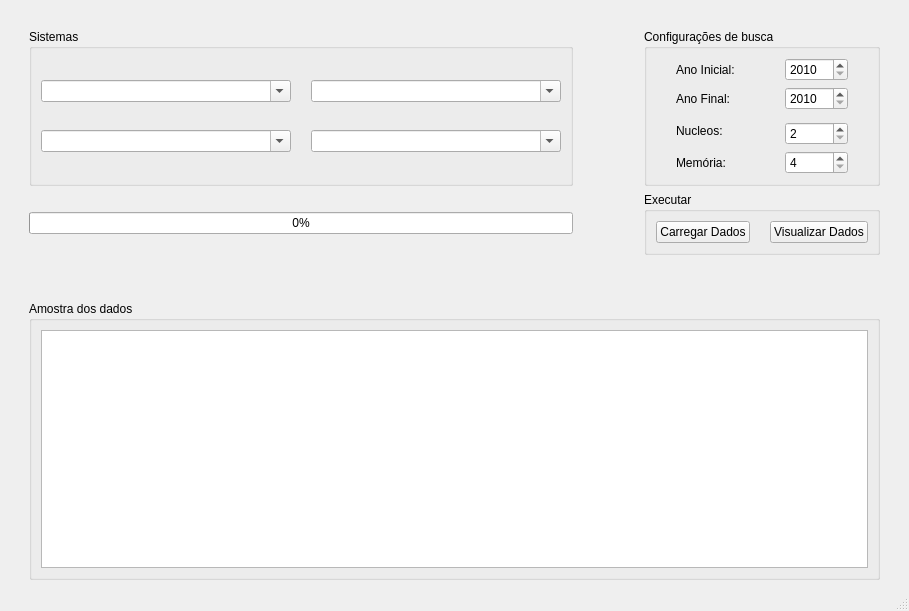
Before: the Qt Designer form GUI/layouts/download.ui in rodriguesmsb/pyBIS, drawn with Qt 5.
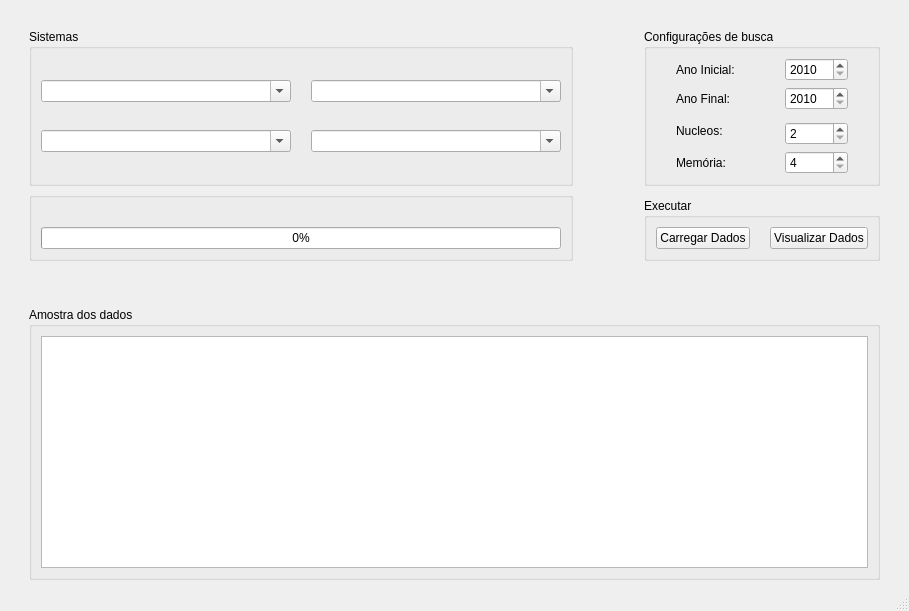
After: the same form once the commit is applied. Icons and pictures are not drawn.

```diff
--- a/GUI/layouts/download.ui
+++ b/GUI/layouts/download.ui
@@ -19,71 +19,6 @@
   </property>
   <widget class="QWidget" name="centralwidget">
    <layout class="QGridLayout" name="gridLayout_4">
-    <item row="2" column="1">
-     <widget class="QProgressBar" name="progressBar">
-      <property name="value">
-       <number>0</number>
-      </property>
-     </widget>
-    </item>
-    <item row="2" column="5">
-     <widget class="QGroupBox" name="groupBox_3">
-      <property name="title">
-       <string>Executar</string>
-      </property>
-      <layout class="QGridLayout" name="gridLayout_3">
-       <item row="0" column="0">
-        <widget class="QPushButton" name="load_data">
-         <property name="text">
-          <string>Carregar Dados</string>
-         </property>
-        </widget>
-       </item>
-       <item row="0" column="1">
-        <spacer name="horizontalSpacer_3">
-         <property name="orientation">
-          <enum>Qt::Horizontal</enum>
-         </property>
-         <property name="sizeType">
-          <enum>QSizePolicy::Preferred</enum>
-         </property>
-         <property name="sizeHint" stdset="0">
-          <size>
-           <width>40</width>
-           <height>20</height>
-          </size>
-         </property>
-        </spacer>
-       </item>
-       <item row="0" column="2">
-        <widget class="QPushButton" name="view_data">
-         <property name="text">
-          <string>Visualizar Dados</string>
-         </property>
-        </widget>
-       </item>
-      </layout>
-     </widget>
-    </item>
-    <item row="4" column="1" colspan="5">
-     <widget class="QGroupBox" name="groupBox_4">
-      <property name="title">
-       <string>Amostra dos dados</string>
-      </property>
-      <layout class="QGridLayout" name="gridLayout_5">
-       <item row="0" column="0">
-        <widget class="QTableWidget" name="sample">
-         <property name="rowCount">
-          <number>0</number>
-         </property>
-         <property name="columnCount">
-          <number>0</number>
-         </property>
-        </widget>
-       </item>
-      </layout>
-     </widget>
-    </item>
     <item row="1" column="4">
      <spacer name="horizontalSpacer">
       <property name="orientation">
@@ -100,17 +35,33 @@
       </property>
      </spacer>
     </item>
-    <item row="1" column="2">
-     <spacer name="horizontalSpacer_4">
+    <item row="1" column="0">
+     <spacer name="horizontalSpacer_6">
       <property name="orientation">
        <enum>Qt::Horizontal</enum>
       </property>
       <property name="sizeType">
-       <enum>QSizePolicy::Preferred</enum>
+       <enum>QSizePolicy::Fixed</enum>
       </property>
       <property name="sizeHint" stdset="0">
        <size>
-        <width>40</width>
+        <width>20</width>
+        <height>20</height>
+       </size>
+      </property>
+     </spacer>
+    </item>
+    <item row="1" column="6">
+     <spacer name="horizontalSpacer_7">
+      <property name="orientation">
+       <enum>Qt::Horizontal</enum>
+      </property>
+      <property name="sizeType">
+       <enum>QSizePolicy::Fixed</enum>
+      </property>
+      <property name="sizeHint" stdset="0">
+       <size>
+        <width>20</width>
         <height>20</height>
        </size>
       </property>
@@ -217,34 +168,37 @@
       </layout>
      </widget>
     </item>
-    <item row="0" column="2">
-     <spacer name="verticalSpacer_2">
-      <property name="orientation">
-       <enum>Qt::Vertical</enum>
+    <item row="5" column="1" colspan="5">
+     <widget class="QGroupBox" name="groupBox_4">
+      <property name="title">
+       <string>Amostra dos dados</string>
       </property>
-      <property name="sizeType">
-       <enum>QSizePolicy::Fixed</enum>
-      </property>
-      <property name="sizeHint" stdset="0">
-       <size>
-        <width>20</width>
-        <height>20</height>
-       </size>
-      </property>
-     </spacer>
+      <layout class="QGridLayout" name="gridLayout_5">
+       <item row="0" column="0">
+        <widget class="QTableWidget" name="sample">
+         <property name="rowCount">
+          <number>0</number>
+         </property>
+         <property name="columnCount">
+          <number>0</number>
+         </property>
+        </widget>
+       </item>
+      </layout>
+     </widget>
     </item>
-    <item row="3" column="1">
-     <spacer name="verticalSpacer">
+    <item row="1" column="2">
+     <spacer name="horizontalSpacer_4">
       <property name="orientation">
-       <enum>Qt::Vertical</enum>
+       <enum>Qt::Horizontal</enum>
       </property>
       <property name="sizeType">
        <enum>QSizePolicy::Preferred</enum>
       </property>
       <property name="sizeHint" stdset="0">
        <size>
-        <width>20</width>
-        <height>40</height>
+        <width>40</width>
+        <height>20</height>
        </size>
       </property>
      </spacer>
@@ -265,22 +219,6 @@
       </property>
      </spacer>
     </item>
-    <item row="1" column="0">
-     <spacer name="horizontalSpacer_6">
-      <property name="orientation">
-       <enum>Qt::Horizontal</enum>
-      </property>
-      <property name="sizeType">
-       <enum>QSizePolicy::Fixed</enum>
-      </property>
-      <property name="sizeHint" stdset="0">
-       <size>
-        <width>20</width>
-        <height>20</height>
-       </size>
-      </property>
-     </spacer>
-    </item>
     <item row="1" column="5">
      <widget class="QGroupBox" name="groupBox_2">
       <property name="title">
@@ -406,10 +344,10 @@
       </layout>
      </widget>
     </item>
-    <item row="1" column="6">
-     <spacer name="horizontalSpacer_7">
+    <item row="0" column="2">
+     <spacer name="verticalSpacer_2">
       <property name="orientation">
-       <enum>Qt::Horizontal</enum>
+       <enum>Qt::Vertical</enum>
       </property>
       <property name="sizeType">
        <enum>QSizePolicy::Fixed</enum>
@@ -422,6 +360,87 @@
       </property>
      </spacer>
     </item>
+    <item row="4" column="1">
+     <spacer name="verticalSpacer">
+      <property name="orientation">
+       <enum>Qt::Vertical</enum>
+      </property>
+      <property name="sizeType">
+       <enum>QSizePolicy::Preferred</enum>
+      </property>
+      <property name="sizeHint" stdset="0">
+       <size>
+        <width>20</width>
+        <height>40</height>
+       </size>
+      </property>
+     </spacer>
+    </item>
+    <item row="3" column="5">
+     <widget class="QGroupBox" name="groupBox_3">
+      <property name="title">
+       <string>Executar</string>
+      </property>
+      <layout class="QGridLayout" name="gridLayout_3">
+       <item row="0" column="0">
+        <widget class="QPushButton" name="load_data">
+         <property name="text">
+          <string>Carregar Dados</string>
+         </property>
+        </widget>
+       </item>
+       <item row="0" column="1">
+        <spacer name="horizontalSpacer_3">
+         <property name="orientation">
+          <enum>Qt::Horizontal</enum>
+         </property>
+         <property name="sizeType">
+          <enum>QSizePolicy::Preferred</enum>
+         </property>
+         <property name="sizeHint" stdset="0">
+          <size>
+           <width>40</width>
+           <height>20</height>
+          </size>
+         </property>
+        </spacer>
+       </item>
+       <item row="0" column="2">
+        <widget class="QPushButton" name="view_data">
+         <property name="text">
+          <string>Visualizar Dados</string>
+         </property>
+        </widget>
+       </item>
+      </layout>
+     </widget>
+    </item>
+    <item row="2" column="1" rowspan="2">
+     <widget class="QGroupBox" name="groupBox_5">
+      <property name="title">
+       <string/>
+      </property>
+      <property name="flat">
+       <bool>true</bool>
+      </property>
+      <layout class="QVBoxLayout" name="verticalLayout">
+       <item>
+        <widget class="QLabel" name="label_5">
+         <property name="text">
+          <string/>
+         </property>
+        </widget>
+       </item>
+       <item>
+        <widget class="QProgressBar" name="progressBar">
+         <property name="value">
+          <number>0</number>
+         </property>
+        </widget>
+       </item>
+      </layout>
+     </widget>
+    </item>
    </layout>
   </widget>
   <widget class="QStatusBar" name="statusbar"/>
```
